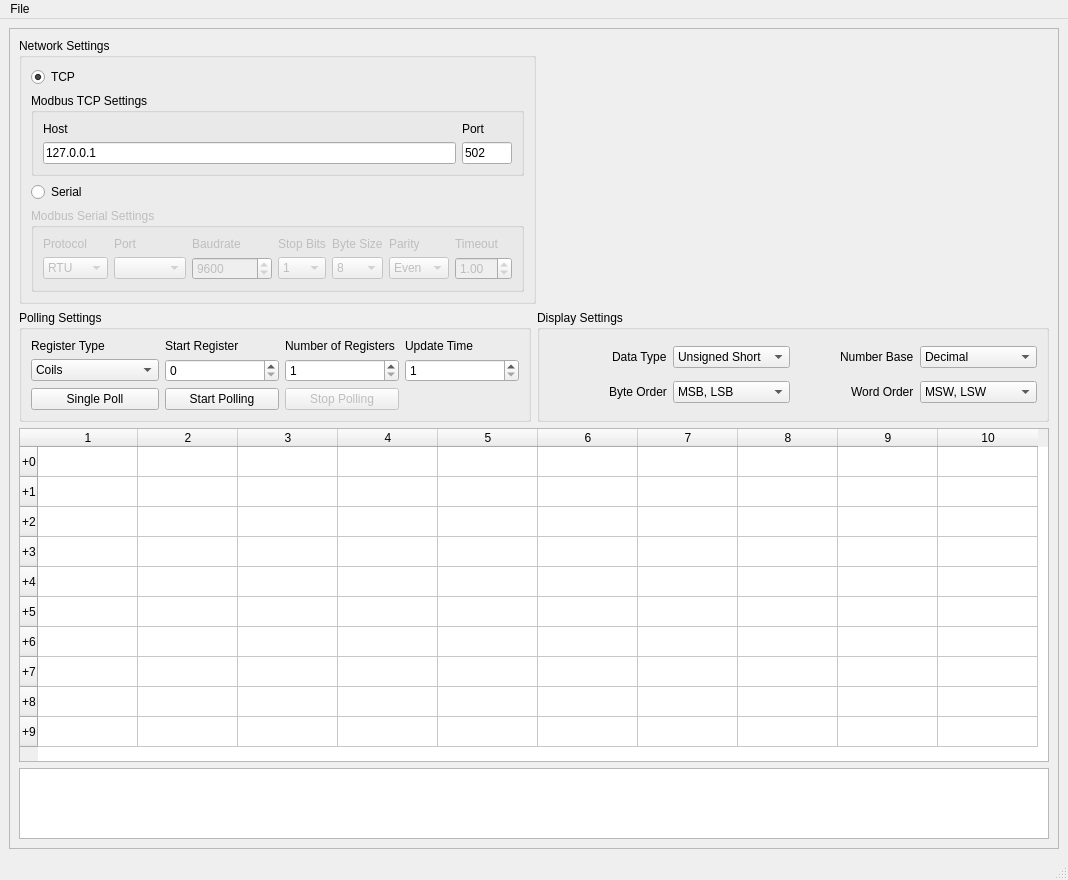
This is ui_files/modbus_visualizer.ui in AlexEshoo/modbus_visualizer as Qt 5 draws it before an edit. The edited form follows.
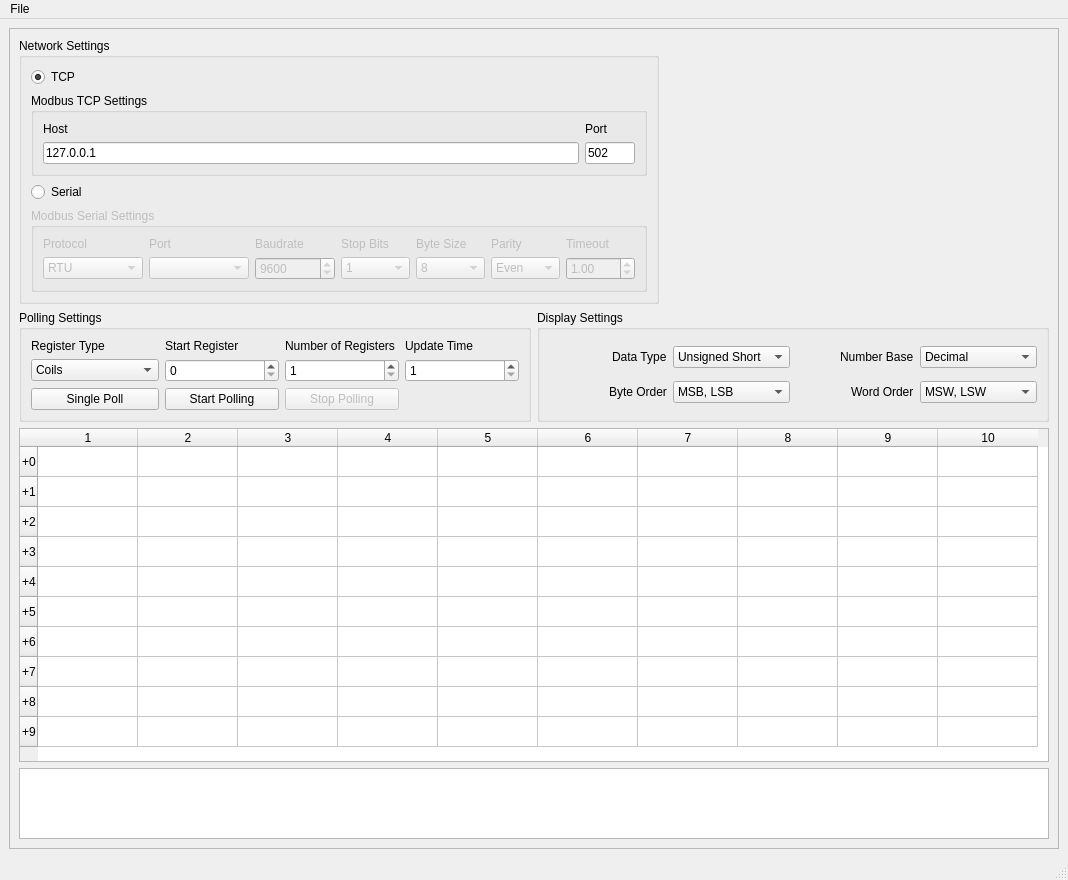
This is the edited form.

Commit message: resized some widgets

```diff
--- a/ui_files/modbus_visualizer.ui
+++ b/ui_files/modbus_visualizer.ui
@@ -447,6 +447,12 @@
                  <verstretch>0</verstretch>
                 </sizepolicy>
                </property>
+               <property name="minimumSize">
+                <size>
+                 <width>100</width>
+                 <height>0</height>
+                </size>
+               </property>
               </widget>
              </item>
              <item row="0" column="1">
@@ -471,6 +477,12 @@
                  <verstretch>0</verstretch>
                 </sizepolicy>
                </property>
+               <property name="minimumSize">
+                <size>
+                 <width>100</width>
+                 <height>0</height>
+                </size>
+               </property>
                <item>
                 <property name="text">
                  <string>RTU</string>
@@ -510,6 +522,12 @@
                  <verstretch>0</verstretch>
                 </sizepolicy>
                </property>
+               <property name="minimumSize">
+                <size>
+                 <width>69</width>
+                 <height>0</height>
+                </size>
+               </property>
                <item>
                 <property name="text">
                  <string>Even</string>
@@ -535,6 +553,12 @@
                  <verstretch>0</verstretch>
                 </sizepolicy>
                </property>
+               <property name="minimumSize">
+                <size>
+                 <width>69</width>
+                 <height>0</height>
+                </size>
+               </property>
                <property name="currentText">
                 <string>8</string>
                </property>
@@ -591,6 +615,12 @@
                  <verstretch>0</verstretch>
                 </sizepolicy>
                </property>
+               <property name="minimumSize">
+                <size>
+                 <width>69</width>
+                 <height>0</height>
+                </size>
+               </property>
                <item>
                 <property name="text">
                  <string>1</string>
@@ -618,6 +648,12 @@
                  <verstretch>0</verstretch>
                 </sizepolicy>
                </property>
+               <property name="minimumSize">
+                <size>
+                 <width>69</width>
+                 <height>0</height>
+                </size>
+               </property>
                <property name="singleStep">
                 <double>1.000000000000000</double>
                </property>
```
The commit also changes 1 other file.
